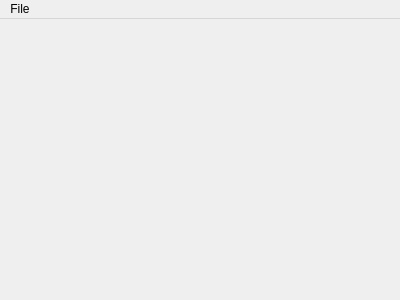
Before: the Qt Designer form src/mainwindow.ui in langelog/untitled, drawn with Qt 5.
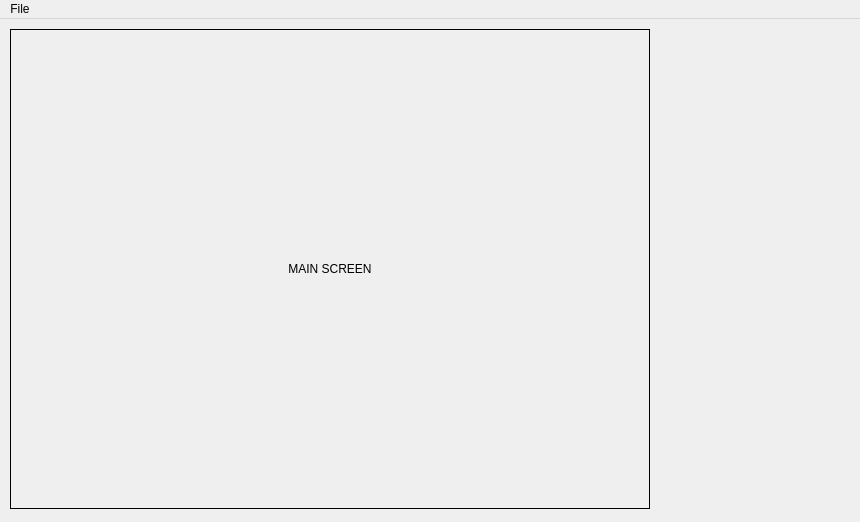
After: the same form once the commit is applied.

Patch:
```diff
--- a/src/mainwindow.ui
+++ b/src/mainwindow.ui
@@ -6,20 +6,40 @@
    <rect>
     <x>0</x>
     <y>0</y>
-    <width>400</width>
-    <height>300</height>
+    <width>860</width>
+    <height>522</height>
    </rect>
   </property>
   <property name="windowTitle">
    <string>MainWindow</string>
   </property>
-  <widget class="QWidget" name="centralWidget"/>
+  <widget class="QWidget" name="centralWidget">
+   <widget class="QLabel" name="label_main">
+    <property name="geometry">
+     <rect>
+      <x>10</x>
+      <y>10</y>
+      <width>640</width>
+      <height>480</height>
+     </rect>
+    </property>
+    <property name="frameShape">
+     <enum>QFrame::Box</enum>
+    </property>
+    <property name="text">
+     <string>MAIN SCREEN</string>
+    </property>
+    <property name="alignment">
+     <set>Qt::AlignCenter</set>
+    </property>
+   </widget>
+  </widget>
   <widget class="QMenuBar" name="menuBar">
    <property name="geometry">
     <rect>
      <x>0</x>
      <y>0</y>
-     <width>400</width>
+     <width>860</width>
      <height>21</height>
     </rect>
    </property>
```
